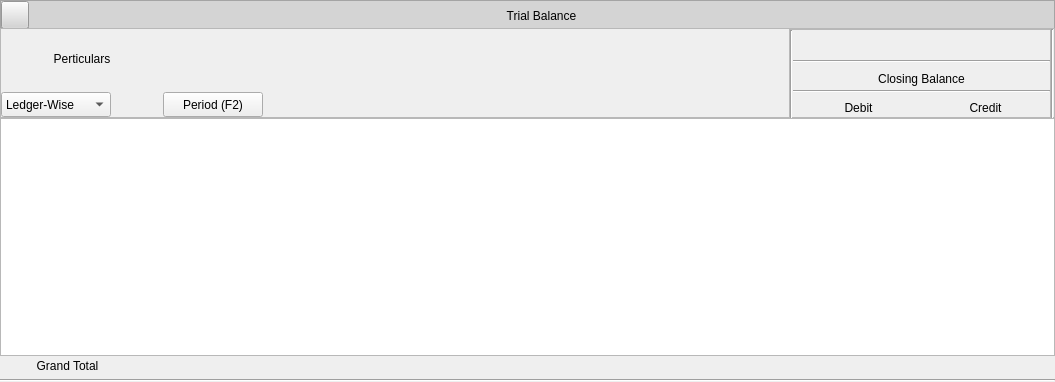
The window that Resources/Ui/TrialBalance.ui (Darshitjivani/MBAS) describes before a commit, drawn with Qt 5.
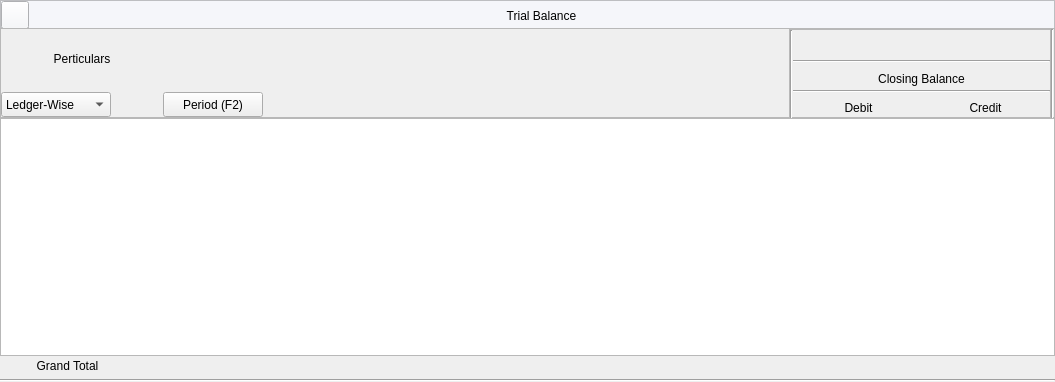
The same window after the commit. Icons and pictures are not drawn.

```diff
--- a/Resources/Ui/TrialBalance.ui
+++ b/Resources/Ui/TrialBalance.ui
@@ -670,7 +670,7 @@
           </size>
          </property>
          <property name="styleSheet">
-          <string notr="true">background-color: rgb(212, 212, 212);
+          <string notr="true">background-color:#f5f6fa;
 font: 63 11pt &quot;Segoe UI Semibold&quot;;
 color:#000000</string>
          </property>
```
Left out of the diff: 3 changed lines with no effect on the pictures.
